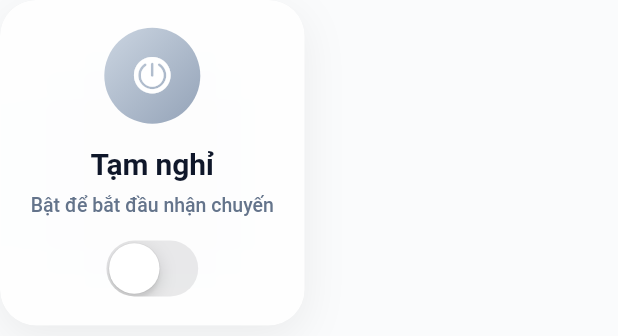
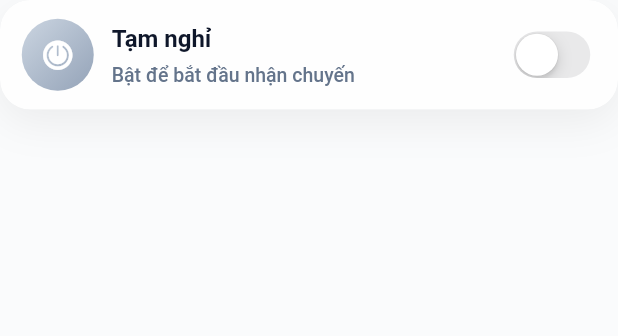
Before and after one commit to duongtuankiet-se/Wego, a Flutter app: the _StatusHeroCard widget shown alone on an empty page, opened directly with empty values, on a phone screen of 412 x 824 dp. Shown: the top 336 px of the screen. Run offline on Flutter 3.47's test engine with Material 3 defaults, Android fonts, the phone set to English and light mode, and no system bars; our stand-ins replace cached_network_image, carousel_slider, firebase_auth, firebase_core, flutter_dotenv, flutter_riverpod and 7 more; missing offline and left inert: dart_geohash, flutter_polyline_points, maplibre_gl, mongo_dart; accounts and stored records are empty; generated files the repository leaves out were written again.

Commit message:
fix(phase-5o): compact driver online card + performance grid overflow
A. _StatusHeroCard compact horizontal layout
* Was a tall Column hero (~230px) sitting between top header and the
  draggable sheet, leaving very little of the map visible. Same WgGlass
  wrapper, same controls, but rearranged as a single Row: icon 48px +
  title/subtitle Column + CupertinoSwitch. Drops to ~80px so the map
  has room to breathe.
* Padding 20/18 → 14/12, title h2 → bodyLarge, subtitle 2-line → 1-line
  with ellipsis. Animated gradient icon + glow on isOnline retained.

B. driver_performance_screen stats grid
* Single-line change: childAspectRatio 1.35 → 1.0. The three tiles
  that render a progress bar (Tỷ lệ nhận chuyến / Tỷ lệ huỷ / Đánh
  giá TB) overflow the cell by ~26px at the old ratio because the bar
  adds ~13px to the intrinsic content height. WgMetricTile widget is
  shared so we'd rather size the cell to fit than mutate the widget.

Build: flutter analyze 0 errors on touched files (1 pre-existing info
elsewhere). APK debug 177.6s.

Co-Authored-By: Claude Opus 4.7 <noreply@anthropic.com>

```diff
--- a/lib/screens/driver/driver_home_screen.dart
+++ b/lib/screens/driver/driver_home_screen.dart
@@ -411,16 +411,17 @@ class _StatusHeroCard extends StatelessWidget {
       child: WgGlass(
         blur: 30,
         opacity: 0.92,
-        borderRadius: BorderRadius.circular(24),
-        padding: const EdgeInsets.fromLTRB(20, 18, 20, 18),
-        child: Column(
-          mainAxisSize: MainAxisSize.min,
+        borderRadius: BorderRadius.circular(20),
+        // Phase 5O: horizontal layout (was a tall Column hero ~230px
+        // that swallowed ~40% of the visible map). Same controls, ~80px.
+        padding: const EdgeInsets.fromLTRB(14, 12, 14, 12),
+        child: Row(
           children: [
             AnimatedContainer(
               duration: const Duration(milliseconds: 320),
               curve: Curves.easeOutCubic,
-              width: 64,
-              height: 64,
+              width: 48,
+              height: 48,
               decoration: BoxDecoration(
                 shape: BoxShape.circle,
                 gradient: LinearGradient(
@@ -439,33 +440,40 @@ class _StatusHeroCard extends StatelessWidget {
                     ? PhosphorIconsFill.carProfile
                     : PhosphorIconsFill.power,
                 color: AppColors.white,
-                size: 30,
+                size: 24,
               ),
             ),
-            const SizedBox(height: 14),
+            const SizedBox(width: 12),
+            Expanded(
+              child: Column(
+                crossAxisAlignment: CrossAxisAlignment.start,
+                mainAxisSize: MainAxisSize.min,
+                children: [
                   Text(
                     isOnline ? 'Đang nhận chuyến' : 'Tạm nghỉ',
-              style: AppTypography.h2.copyWith(
+                    style: AppTypography.bodyLarge.copyWith(
                       color: AppColors.ink900,
                       fontWeight: FontWeight.w700,
                     ),
                     maxLines: 1,
                     overflow: TextOverflow.ellipsis,
                   ),
-            const SizedBox(height: 4),
+                  const SizedBox(height: 2),
                   Text(
                     isOnline
-                  ? 'Hệ thống sẽ tự động ghép khách cho bạn'
+                        ? 'Hệ thống tự động ghép khách'
                         : 'Bật để bắt đầu nhận chuyến',
-              style: AppTypography.caption.copyWith(color: AppColors.ink500),
-              textAlign: TextAlign.center,
-              maxLines: 2,
+                    style: AppTypography.caption.copyWith(
+                      color: AppColors.ink500,
+                    ),
+                    maxLines: 1,
                     overflow: TextOverflow.ellipsis,
                   ),
-            const SizedBox(height: 14),
-            Transform.scale(
-              scale: 1.2,
-              child: CupertinoSwitch(
+                ],
+              ),
+            ),
+            const SizedBox(width: 10),
+            CupertinoSwitch(
               value: isOnline,
               activeTrackColor: AppColors.primary500,
               onChanged: disabled
@@ -474,7 +482,6 @@ class _StatusHeroCard extends StatelessWidget {
                       HapticFeedback.mediumImpact();
                       onToggle();
                     },
-              ),
             ),
           ],
         ),
--- a/lib/screens/driver/driver_performance_screen.dart
+++ b/lib/screens/driver/driver_performance_screen.dart
@@ -267,7 +267,10 @@ class _MetricsCard extends StatelessWidget {
             crossAxisCount: 2,
             mainAxisSpacing: 12,
             crossAxisSpacing: 12,
-            childAspectRatio: 1.35,
+            // Phase 5O: 1.35 left ~26px of overflow because 3/4 tiles
+            // render the optional progress bar. 1.0 gives the tile
+            // enough vertical room for icon + h1 value + label + bar.
+            childAspectRatio: 1.0,
             shrinkWrap: true,
             physics: const NeverScrollableScrollPhysics(),
             children: [
```
Lines whose indentation alone changed are shown as unchanged.
